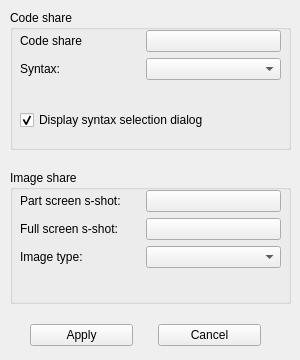
Qt form client/config.ui (bakwc/Pastexen) before a commit.
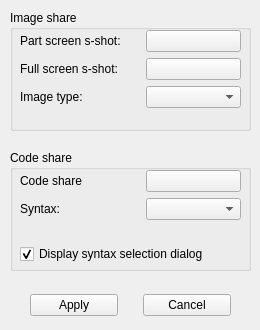
The same form after that commit. Icons and pictures are not drawn.

```diff
--- a/client/config.ui
+++ b/client/config.ui
@@ -6,8 +6,8 @@
    <rect>
     <x>0</x>
     <y>0</y>
-    <width>300</width>
-    <height>360</height>
+    <width>260</width>
+    <height>330</height>
    </rect>
   </property>
   <property name="sizePolicy">
@@ -33,8 +33,8 @@
    <property name="geometry">
     <rect>
      <x>30</x>
-     <y>320</y>
-     <width>231</width>
+     <y>290</y>
+     <width>201</width>
      <height>31</height>
     </rect>
    </property>
@@ -62,9 +62,9 @@
    <property name="geometry">
     <rect>
      <x>10</x>
-     <y>10</y>
-     <width>281</width>
-     <height>140</height>
+     <y>150</y>
+     <width>241</width>
+     <height>121</height>
     </rect>
    </property>
    <property name="title">
@@ -75,7 +75,7 @@
      <rect>
       <x>10</x>
       <y>20</y>
-      <width>261</width>
+      <width>221</width>
       <height>69</height>
      </rect>
     </property>
@@ -171,9 +171,9 @@
     <property name="geometry">
      <rect>
       <x>10</x>
-      <y>100</y>
-      <width>241</width>
-      <height>20</height>
+      <y>90</y>
+      <width>250</width>
+      <height>28</height>
      </rect>
     </property>
     <property name="contextMenuPolicy">
@@ -191,9 +191,9 @@
    <property name="geometry">
     <rect>
      <x>10</x>
-     <y>170</y>
-     <width>281</width>
-     <height>134</height>
+     <y>10</y>
+     <width>241</width>
+     <height>121</height>
     </rect>
    </property>
    <property name="title">
@@ -204,7 +204,7 @@
      <rect>
       <x>10</x>
       <y>20</y>
-      <width>261</width>
+      <width>221</width>
       <height>94</height>
      </rect>
     </property>
```
